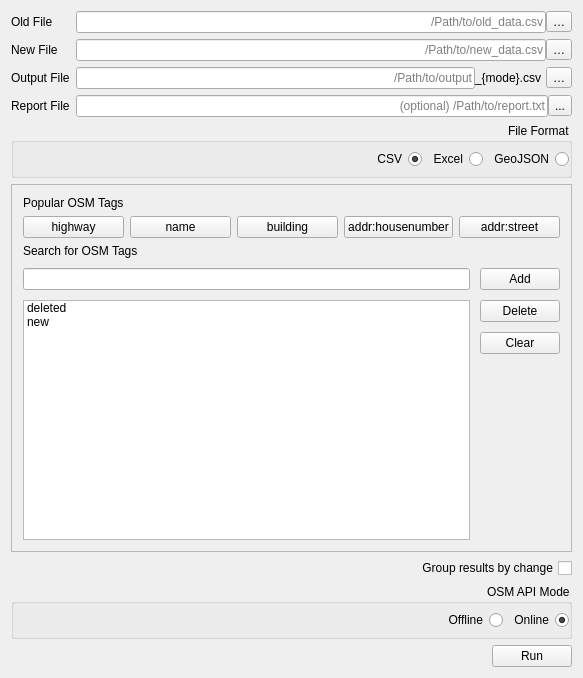
First picture: the form in chameleon/qt/design.ui, repository KaartGroup/Chameleon, before the edit.
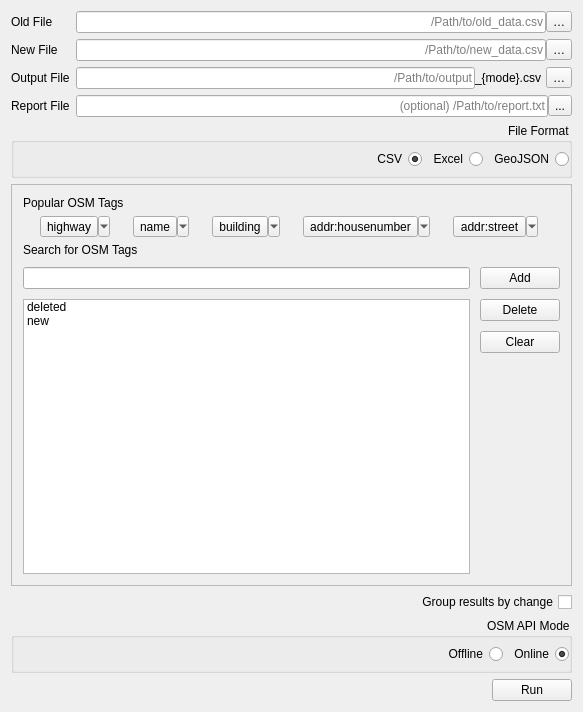
Second picture: the form after the edit. Custom widgets are drawn as their Qt base class.

What changed in the file:
```diff
--- a/chameleon/qt/design.ui
+++ b/chameleon/qt/design.ui
@@ -7,7 +7,7 @@
     <x>0</x>
     <y>0</y>
     <width>583</width>
-    <height>678</height>
+    <height>712</height>
    </rect>
   </property>
   <property name="windowTitle">
@@ -375,53 +375,86 @@
           <enum>QLayout::SetMinimumSize</enum>
          </property>
          <item>
-          <widget class="QPushButton" name="popTag1">
+          <widget class="QToolButton" name="popTag1">
            <property name="focusPolicy">
             <enum>Qt::TabFocus</enum>
            </property>
            <property name="text">
             <string>highway</string>
            </property>
+           <property name="popupMode">
+            <enum>QToolButton::MenuButtonPopup</enum>
+           </property>
+           <property name="toolButtonStyle">
+            <enum>Qt::ToolButtonTextOnly</enum>
+           </property>
+           <property name="arrowType">
+            <enum>Qt::DownArrow</enum>
+           </property>
           </widget>
          </item>
          <item>
-          <widget class="QPushButton" name="popTag2">
+          <widget class="QToolButton" name="popTag2">
            <property name="focusPolicy">
             <enum>Qt::TabFocus</enum>
            </property>
            <property name="text">
             <string>name</string>
            </property>
+           <property name="popupMode">
+            <enum>QToolButton::MenuButtonPopup</enum>
+           </property>
+           <property name="toolButtonStyle">
+            <enum>Qt::ToolButtonTextOnly</enum>
+           </property>
           </widget>
          </item>
          <item>
-          <widget class="QPushButton" name="popTag3">
+          <widget class="QToolButton" name="popTag3">
            <property name="focusPolicy">
             <enum>Qt::TabFocus</enum>
            </property>
            <property name="text">
             <string>building</string>
            </property>
+           <property name="popupMode">
+            <enum>QToolButton::MenuButtonPopup</enum>
+           </property>
+           <property name="toolButtonStyle">
+            <enum>Qt::ToolButtonTextOnly</enum>
+           </property>
           </widget>
          </item>
          <item>
-          <widget class="QPushButton" name="popTag4">
+          <widget class="QToolButton" name="popTag4">
            <property name="focusPolicy">
             <enum>Qt::TabFocus</enum>
            </property>
            <property name="text">
             <string>addr:housenumber</string>
            </property>
+           <property name="popupMode">
+            <enum>QToolButton::MenuButtonPopup</enum>
+           </property>
+           <property name="toolButtonStyle">
+            <enum>Qt::ToolButtonTextOnly</enum>
+           </property>
           </widget>
          </item>
          <item>
-          <widget class="QPushButton" name="popTag5">
+          <widget class="QToolButton" name="popTag5">
            <property name="focusPolicy">
             <enum>Qt::TabFocus</enum>
            </property>
            <property name="text">
             <string>addr:street</string>
            </property>
+           <property name="popupMode">
+            <enum>QToolButton::MenuButtonPopup</enum>
+           </property>
+           <property name="toolButtonStyle">
+            <enum>Qt::ToolButtonTextOnly</enum>
+           </property>
           </widget>
          </item>
         </layout>
```
